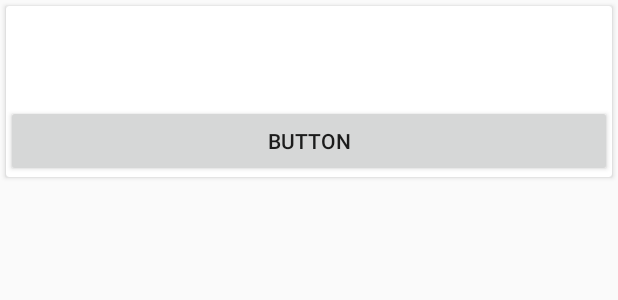
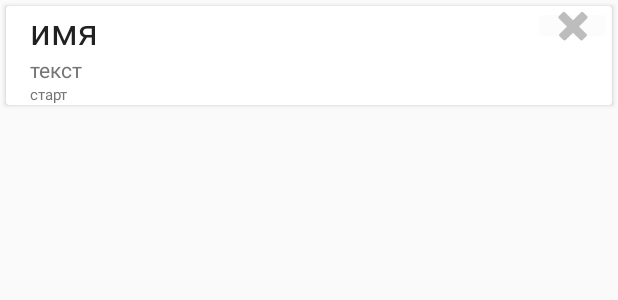
Before and after one commit to DmitriyDomrachev/SmartTool, an Android app: the layout note_cv.xml on its own in the app's theme, with its tools: preview values and no code run, on a phone screen of 412 x 824 dp. Shown: the top 300 px of the screen. Run offline under Robolectric (Android 15) with nearby library versions, the phone set to English and light mode, and no system bars.

```diff
--- a/app/src/main/java/com/example/dima/smarttool/fragment/NoteRVAdapter.java
+++ b/app/src/main/java/com/example/dima/smarttool/fragment/NoteRVAdapter.java
@@ -9,7 +9,7 @@ import android.util.Log;
 import android.view.LayoutInflater;
 import android.view.View;
 import android.view.ViewGroup;
-import android.widget.Button;
+import android.widget.ImageButton;
 import android.widget.TextView;
 import android.widget.Toast;
 
@@ -69,7 +69,7 @@ public class NoteRVAdapter extends RecyclerView.Adapter<NoteRVAdapter.ContactsVi
     class ContactsViewHolder extends RecyclerView.ViewHolder {
 
         TextView txtName, txtText, txtStart;
-        Button btnRefactor;
+        ImageButton btnRefactor;
         CardView cv;
 
         //Инициализируем слушатели
@@ -82,7 +82,7 @@ public class NoteRVAdapter extends RecyclerView.Adapter<NoteRVAdapter.ContactsVi
             txtName = itemView.findViewById(R.id.cvNoteNameTextView);
             txtStart = itemView.findViewById(R.id.cvNoteStartTextView);
             txtText = itemView.findViewById(R.id.cvNoteTextTextView);
-            btnRefactor = itemView.findViewById(R.id.cvNoteButton);
+            btnRefactor = itemView.findViewById(R.id.cvNoteRemoveButton);
             cv = itemView.findViewById(R.id.note_rv);
 
             //цепляем слушатели
--- a/app/src/main/res/layout/fragment_list.xml
+++ b/app/src/main/res/layout/fragment_list.xml
@@ -11,6 +11,7 @@
     <LinearLayout
         android:layout_width="match_parent"
         android:layout_height="wrap_content"
+        android:background="@drawable/common_google_signin_btn_icon_light_normal_background"
         android:orientation="vertical">
 
         <TextView
@@ -18,8 +19,8 @@
             android:layout_width="match_parent"
             android:layout_height="wrap_content"
             android:text=""
+            android:textAppearance="@style/TextAppearance.AppCompat.Body1"
             android:textSize="30sp" />
-
 
 
     </LinearLayout>
--- a/app/src/main/res/layout/fragment_scan.xml
+++ b/app/src/main/res/layout/fragment_scan.xml
@@ -6,7 +6,7 @@
     android:layout_margin="@dimen/fab_margin"
     android:orientation="vertical"
     tools:context="com.example.dima.smarttool.fragment.ScanFragment">
-
+<!--TODO: карта с сотояниями при слайде вправо-->
     <TextView
         android:id="@+id/ScanFragmentBatteryTextView"
         android:layout_width="wrap_content"
--- a/app/src/main/res/layout/note_cv.xml
+++ b/app/src/main/res/layout/note_cv.xml
@@ -1,5 +1,5 @@
 <?xml version="1.0" encoding="utf-8"?>
-<android.support.v7.widget.CardView
+<android.support.v7.widget.CardView xmlns:app="http://schemas.android.com/apk/res-auto"
     android:id="@+id/note_rv"
     xmlns:android="http://schemas.android.com/apk/res/android"
     android:layout_width="match_parent"
@@ -12,32 +12,54 @@
     <LinearLayout
         android:layout_width="match_parent"
         android:layout_height="wrap_content"
+        android:orientation="horizontal"
+        android:layout_marginStart="@dimen/activity_horizontal_margin">
+
+        <LinearLayout
+            android:layout_width="308dp"
+            android:layout_height="wrap_content"
+            android:layout_weight="01"
             android:orientation="vertical">
 
             <TextView
                 android:id="@+id/cvNoteNameTextView"
                 android:layout_width="match_parent"
                 android:layout_height="wrap_content"
-            android:text=" "
+                android:text="имя"
+                android:textColor="@color/primary_text"
                 android:textSize="24sp" />
 
             <TextView
                 android:id="@+id/cvNoteTextTextView"
                 android:layout_width="match_parent"
                 android:layout_height="wrap_content"
-            android:text=" " />
+                android:text="текст"
+                android:textColor="@color/secondary_text" />
 
             <TextView
                 android:id="@+id/cvNoteStartTextView"
                 android:layout_width="match_parent"
                 android:layout_height="wrap_content"
+                android:text="старт"
                 android:textColor="@color/secondary_text"
                 android:textSize="10sp" />
 
-        <Button
-            android:id="@+id/cvNoteButton"
-            android:layout_width="match_parent"
-            android:layout_height="wrap_content"
-            android:text="Button" />
+
         </LinearLayout>
+
+        <ImageButton
+            android:id="@+id/cvNoteRemoveButton"
+            style="@style/Widget.AppCompat.ImageButton"
+            android:layout_width="25dp"
+            android:layout_height="26dp"
+            android:layout_weight="1"
+            android:adjustViewBounds="false"
+            android:backgroundTint="@color/cardview_shadow_end_color"
+            android:cropToPadding="false"
+            android:tint="@color/divider"
+            app:srcCompat="@android:drawable/ic_delete" />
+
+    </LinearLayout>
+
+
 </android.support.v7.widget.CardView>
--- a/app/src/main/res/values/colors.xml
+++ b/app/src/main/res/values/colors.xml
@@ -2,10 +2,10 @@
 <resources>
     <color name="colorPrimary">#03A9F4</color>
     <color name="colorPrimaryDark">#0288D1</color>
-    <color name="colorAccent">#7C4DFF</color>
+    <color name="colorAccent">#7c4dff</color>
     <color name="primary_light">#B3E5FC</color>
     <color name="primary_text">#212121</color>
     <color name="secondary_text">#757575</color>
     <color name="icons">#FFFFFF</color>
-    <color name="divider">#BDBDBD</color>
+    <color name="divider">#bdbdbd</color>
 </resources>
```
Also changed, not shown: app/src/main/java/com/example/dima/smarttool/GPSService.java (+71 -73 lines), app/src/main/java/com/example/dima/smarttool/fragment/RuleRVAdapter.java (+15 -6 lines), app/src/main/res/layout/activity_main.xml (+2 -5 lines), app/src/main/res/layout/rule_cv.xml (+42 -13 lines), app/src/main/res/drawable/alarm.png (added), app/src/main/res/drawable/my_location.png (added). Lines whose indentation alone changed are shown as unchanged.
